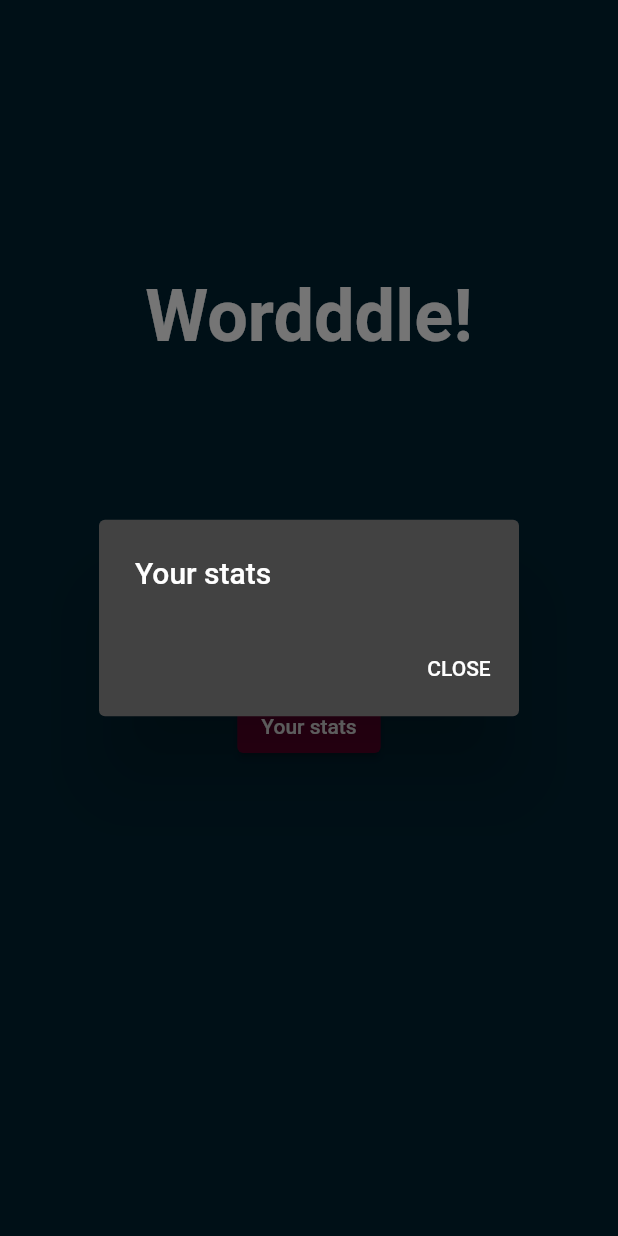
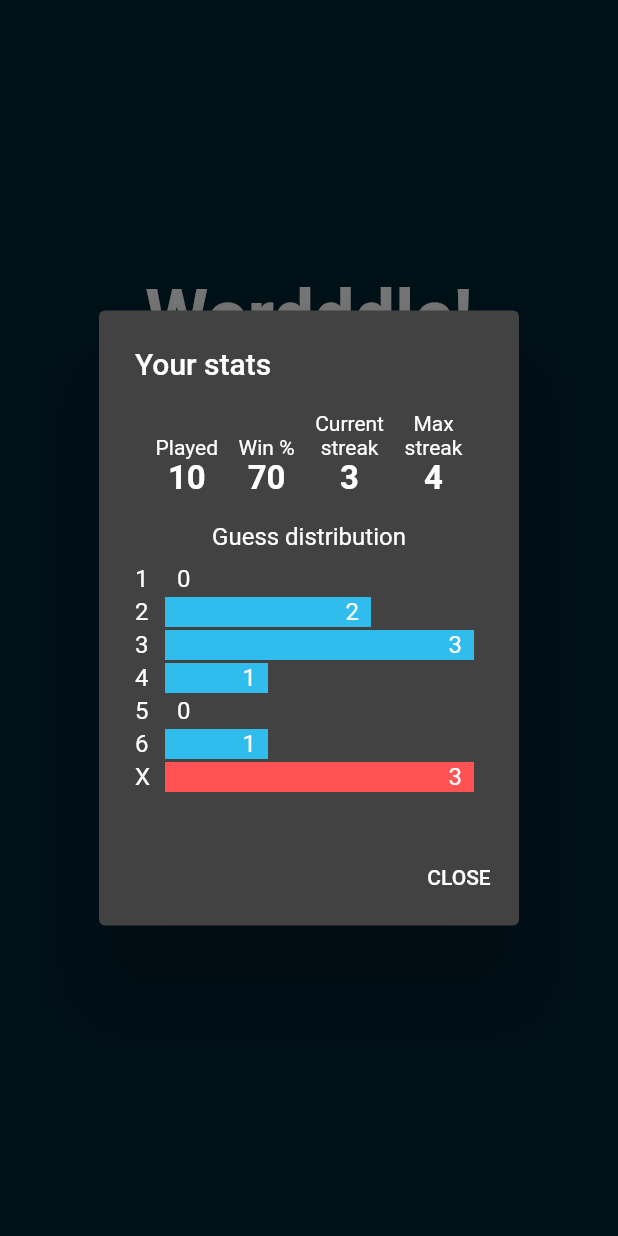
Before and after one commit to danielmurcia/wordddle, a Flutter app: the screen it shows after launch, after a tap on "Your stats", on a phone screen of 412 x 824 dp. Run offline on Flutter 3.47's test engine with Material 2 defaults, Android fonts, the phone set to English and light mode, and no system bars; our stand-ins replace bloc, dartz, equatable, flutter_bloc; Roboto replaces fonts that are missing (SourceSansPro).

Commit message:
Added stats dialog
Created stats cubit and repo

```diff
--- a/lib/data/game_repo_impl.dart
+++ b/lib/data/game/game_repo_impl.dart
@@ -1,6 +1,6 @@
 import 'package:dartz/dartz.dart';
-import 'package:wordddle/data/game_api.dart';
-import 'package:wordddle/data/words.dart';
+import 'package:wordddle/data/game/game_api.dart';
+import 'package:wordddle/data/game/words.dart';
 import 'package:wordddle/domain/game/repo/game_repo.dart';
 import 'package:wordddle/domain/models/failure.dart';
 
--- /dev/null
+++ b/lib/data/stats/stats_repo_impl.dart
@@ -0,0 +1,20 @@
+import 'package:dartz/dartz.dart';
+import 'package:wordddle/domain/models/failure.dart';
+import 'package:wordddle/domain/models/user_stats.dart';
+import 'package:wordddle/domain/stats/repo/stats_repo.dart';
+
+class StatsRepositoryImpl implements StatsRepository {
+  StatsRepositoryImpl();
+
+  @override
+  Future<Either<Failure, UserStats>> getUserStats() {
+    // TODO: implement getUserStats
+    throw UnimplementedError();
+  }
+
+  @override
+  Future<Either<Failure, bool>> saveGame(int guesses) {
+    // TODO: implement saveGame
+    throw UnimplementedError();
+  }
+}
--- a/lib/domain/game/bloc/game_cubit.dart
+++ b/lib/domain/game/bloc/game_cubit.dart
@@ -23,6 +23,21 @@ class GameCubit extends Cubit<GameState> {
     word = _repository.getWordOfTheDay();
     log("WORD: $word");
     assert(word.length == 5);
+  }
+
+  void keyPressed(String char) {
+    log('key pressed: $char');
+    switch (char) {
+      case '>':
+        _checkWord();
+        break;
+      case '<':
+        _removeChar();
+        break;
+      default:
+        _addChar(char);
+        break;
+    }
   }
 
   void _checkWord() async {
@@ -51,21 +66,6 @@ class GameCubit extends Cubit<GameState> {
     });
   }
 
-  void keyPressed(String char) {
-    log('key pressed: $char');
-    switch (char) {
-      case '>':
-        _checkWord();
-        break;
-      case '<':
-        _removeChar();
-        break;
-      default:
-        _addChar(char);
-        break;
-    }
-  }
-
   void _addChar(String char) {
     if (currentTry.length < 5) {
       currentTry += char;
--- /dev/null
+++ b/lib/domain/models/user_stats.dart
@@ -0,0 +1,39 @@
+import 'dart:math';
+
+class UserStats {
+  UserStats({
+    required this.gamesPlayed,
+    required this.totalWins,
+    required this.currentStreak,
+    required this.maxStreak,
+    required this.gamesByGuesses,
+  })  : assert(gamesByGuesses.length == 6),
+        assert(gamesByGuesses.reduce((a, b) => a + b) == totalWins);
+
+  final int gamesPlayed;
+  final int totalWins;
+  final int currentStreak;
+  final int maxStreak;
+  final List<int> gamesByGuesses;
+
+  UserStats addGame(bool won, int guesses) {
+    assert(guesses < 7);
+    List<int> newGuesses = won
+        ? (gamesByGuesses..[guesses - 1] = gamesByGuesses[guesses - 1] + 1)
+        : gamesByGuesses;
+
+    int newStreak = won ? currentStreak + 1 : 0;
+
+    return UserStats(
+      gamesPlayed: this.gamesPlayed + 1,
+      totalWins: won ? this.totalWins + 1 : this.totalWins,
+      currentStreak: newStreak,
+      maxStreak: max(this.maxStreak, newStreak),
+      gamesByGuesses: newGuesses,
+    );
+  }
+
+  int get winPercentage => totalWins * 100 ~/ gamesPlayed;
+  int get totalLost => gamesPlayed - totalWins;
+  int get mostGuesses => max(totalLost, gamesByGuesses.reduce(max));
+}
--- /dev/null
+++ b/lib/domain/stats/bloc/stats_cubit.dart
@@ -0,0 +1,27 @@
+import 'package:bloc/bloc.dart';
+import 'package:equatable/equatable.dart';
+import 'package:wordddle/domain/models/user_stats.dart';
+
+part 'stats_state.dart';
+
+class StatsCubit extends Cubit<StatsState> {
+  StatsCubit() : super(StatsLoading());
+
+  void getUserStats() {
+    UserStats stats = UserStats(
+      gamesPlayed: 10,
+      totalWins: 7,
+      currentStreak: 3,
+      maxStreak: 4,
+      gamesByGuesses: [0, 2, 3, 1, 0, 1],
+    );
+
+    emit(StatsLoaded(stats));
+  }
+
+  void saveGame(bool won, int guesses) {
+    UserStats stats = state.stats.addGame(won, guesses);
+    // TODO Save stats
+    emit(StatsLoaded(stats));
+  }
+}
--- /dev/null
+++ b/lib/domain/stats/bloc/stats_state.dart
@@ -0,0 +1,27 @@
+part of 'stats_cubit.dart';
+
+abstract class StatsState extends Equatable {
+  const StatsState(this.stats);
+
+  final UserStats stats;
+
+  @override
+  List<Object?> get props => [stats];
+}
+
+class StatsLoading extends StatsState {
+  StatsLoading()
+      : super(
+          UserStats(
+            gamesPlayed: 0,
+            totalWins: 0,
+            currentStreak: 0,
+            maxStreak: 0,
+            gamesByGuesses: [0, 0, 0, 0, 0, 0],
+          ),
+        );
+}
+
+class StatsLoaded extends StatsState {
+  StatsLoaded(stats) : super(stats);
+}
--- /dev/null
+++ b/lib/domain/stats/repo/stats_repo.dart
@@ -0,0 +1,8 @@
+import 'package:dartz/dartz.dart';
+import 'package:wordddle/domain/models/failure.dart';
+import 'package:wordddle/domain/models/user_stats.dart';
+
+abstract class StatsRepository {
+  Future<Either<Failure, UserStats>> getUserStats();
+  Future<Either<Failure, bool>> saveGame(int guesses); // -1 if lost
+}
--- a/lib/presentation/game/game_screen.dart
+++ b/lib/presentation/game/game_screen.dart
@@ -1,7 +1,7 @@
 import 'package:flutter/material.dart';
 import 'package:flutter_bloc/flutter_bloc.dart';
-import 'package:wordddle/data/game_api.dart';
-import 'package:wordddle/data/game_repo_impl.dart';
+import 'package:wordddle/data/game/game_api.dart';
+import 'package:wordddle/data/game/game_repo_impl.dart';
 import 'package:wordddle/domain/game/bloc/game_cubit.dart';
 import 'package:wordddle/presentation/common/dimens.dart';
 import 'package:wordddle/presentation/game/board/board.dart';
--- a/lib/presentation/home/home_screen.dart
+++ b/lib/presentation/home/home_screen.dart
@@ -4,6 +4,7 @@ import 'package:flutter/cupertino.dart';
 import 'package:flutter/material.dart';
 import 'package:wordddle/presentation/common/dimens.dart';
 import 'package:wordddle/presentation/game/game_screen.dart';
+import 'package:wordddle/presentation/stats/stats_view.dart';
 
 class HomeScreen extends StatelessWidget {
   const HomeScreen({Key? key}) : super(key: key);
@@ -71,6 +72,7 @@ class HomeScreen extends StatelessWidget {
   WidgetBuilder _materialStatsDialog(BuildContext context) {
     return (context) => AlertDialog(
           title: Text('Your stats'),
+          content: StatsView(),
           actions: [
             TextButton(
               onPressed: () => Navigator.pop(context, 'CLOSE'),
--- /dev/null
+++ b/lib/presentation/stats/stats_view.dart
@@ -0,0 +1,109 @@
+import 'package:flutter/material.dart';
+import 'package:flutter_bloc/flutter_bloc.dart';
+import 'package:wordddle/domain/models/user_stats.dart';
+import 'package:wordddle/domain/stats/bloc/stats_cubit.dart';
+import 'package:wordddle/presentation/stats/widgets/guess_distribution_bar.dart';
+import 'package:wordddle/presentation/stats/widgets/stats_main_item.dart';
+
+class StatsView extends StatelessWidget {
+  const StatsView({Key? key}) : super(key: key);
+
+  @override
+  Widget build(BuildContext context) {
+    return BlocProvider<StatsCubit>(
+      create: (_) => StatsCubit(
+          // TODO inject dependencies
+          )
+        ..getUserStats(),
+      child: _StatsView(),
+    );
+  }
+}
+
+class _StatsView extends StatelessWidget {
+  const _StatsView({Key? key}) : super(key: key);
+
+  @override
+  Widget build(BuildContext context) {
+    return BlocBuilder<StatsCubit, StatsState>(
+      builder: (_, StatsState state) {
+        if (state is StatsLoading) {
+          return Center(
+            child: CircularProgressIndicator(),
+          );
+        }
+        UserStats stats = state.stats;
+        return Column(
+          mainAxisAlignment: MainAxisAlignment.center,
+          mainAxisSize: MainAxisSize.min,
+          children: [
+            Row(
+              mainAxisAlignment: MainAxisAlignment.spaceEvenly,
+              crossAxisAlignment: CrossAxisAlignment.end,
+              children: [
+                StatsMainItem(
+                  type: StatsMainItemType.played,
+                  value: stats.gamesPlayed,
+                ),
+                StatsMainItem(
+                  type: StatsMainItemType.winPercentage,
+                  value: stats.winPercentage,
+                ),
+                StatsMainItem(
+                  type: StatsMainItemType.currentStreak,
+                  value: stats.currentStreak,
+                ),
+                StatsMainItem(
+                  type: StatsMainItemType.maxStreak,
+                  value: stats.maxStreak,
+                ),
+              ],
+            ),
+            SizedBox(height: 16.0),
+            Column(
+              children: [
+                Text('Guess distribution'),
+                SizedBox(height: 8.0),
+                GuessDistributionBar(
+                  tries: '1',
+                  maxValue: stats.mostGuesses,
+                  value: stats.gamesByGuesses[0],
+                ),
+                GuessDistributionBar(
+                  tries: '2',
+                  maxValue: stats.mostGuesses,
+                  value: stats.gamesByGuesses[1],
+                ),
+                GuessDistributionBar(
+                  tries: '3',
+                  maxValue: stats.mostGuesses,
+                  value: stats.gamesByGuesses[2],
+                ),
+                GuessDistributionBar(
+                  tries: '4',
+                  maxValue: stats.mostGuesses,
+                  value: stats.gamesByGuesses[3],
+                ),
+                GuessDistributionBar(
+                  tries: '5',
+                  maxValue: stats.mostGuesses,
+                  value: stats.gamesByGuesses[4],
+                ),
+                GuessDistributionBar(
+                  tries: '6',
+                  maxValue: stats.mostGuesses,
+                  value: stats.gamesByGuesses[5],
+                ),
+                GuessDistributionBar(
+                  tries: 'X',
+                  maxValue: stats.mostGuesses,
+                  value: stats.totalLost,
+                ),
+              ],
+            ),
+          ],
+        );
+      },
+    );
+  }
+}
--- /dev/null
+++ b/lib/presentation/stats/widgets/guess_distribution_bar.dart
@@ -0,0 +1,44 @@
+import 'package:flutter/material.dart';
+
+class GuessDistributionBar extends StatelessWidget {
+  const GuessDistributionBar({
+    required this.tries,
+    required this.maxValue,
+    this.value = 0,
+    Key? key,
+  })  : assert(value <= maxValue),
+        super(key: key);
+
+  final String tries;
+  final int value;
+  final int maxValue;
+
+  @override
+  Widget build(BuildContext context) {
+    double barMaxWidth = (MediaQuery.of(context).size.width / 2);
+    return Padding(
+      padding: const EdgeInsets.symmetric(vertical: 1.0),
+      child: Row(
+        mainAxisAlignment: MainAxisAlignment.start,
+        children: [
+          SizedBox(
+            width: 20,
+            child: Text(tries),
+          ),
+          Container(
+            width: value * barMaxWidth / maxValue,
+            height: 20,
+            color: tries == 'X'
+                ? Theme.of(context).colorScheme.error
+                : Theme.of(context).colorScheme.secondary,
+            padding: EdgeInsets.symmetric(horizontal: 8.0),
+            child: Text(
+              value.toString(),
+              textAlign: TextAlign.end,
+            ),
+          ),
+        ],
+      ),
+    );
+  }
+}
--- /dev/null
+++ b/lib/presentation/stats/widgets/stats_main_item.dart
@@ -0,0 +1,50 @@
+import 'package:flutter/material.dart';
+
+enum StatsMainItemType {
+  played,
+  winPercentage,
+  currentStreak,
+  maxStreak,
+}
+
+class StatsMainItem extends StatelessWidget {
+  const StatsMainItem({
+    required this.type,
+    required this.value,
+    Key? key,
+  }) : super(key: key);
+
+  final StatsMainItemType type;
+  final int value;
+
+  @override
+  Widget build(BuildContext context) {
+    return Column(
+      mainAxisAlignment: MainAxisAlignment.center,
+      children: [
+        Text(
+          _getTypeValue(type),
+          style: Theme.of(context).textTheme.bodyMedium,
+          textAlign: TextAlign.center,
+        ),
+        Text(
+          value.toString(),
+          style: Theme.of(context).textTheme.headlineLarge,
+        ),
+      ],
+    );
+  }
+
+  String _getTypeValue(StatsMainItemType type) {
+    switch (type) {
+      case StatsMainItemType.played:
+        return 'Played';
+      case StatsMainItemType.winPercentage:
+        return 'Win %';
+      case StatsMainItemType.currentStreak:
+        return 'Current\nstreak';
+      case StatsMainItemType.maxStreak:
+        return 'Max\nstreak';
+    }
+  }
+}
--- a/pubspec.yaml
+++ b/pubspec.yaml
@@ -28,6 +28,7 @@ dependencies:
   equatable: ^2.0.3
   flutter_bloc: ^8.0.1
   http: ^0.13.4
+  shared_preferences: ^2.0.15
 
 dev_dependencies:
   flutter_test:
```
Also changed, not shown: lib/data/game/game_api.dart (renamed from lib/data/game_api.dart), lib/data/game/words.dart (renamed from lib/data/words.dart), pubspec.lock, 4 other files.
